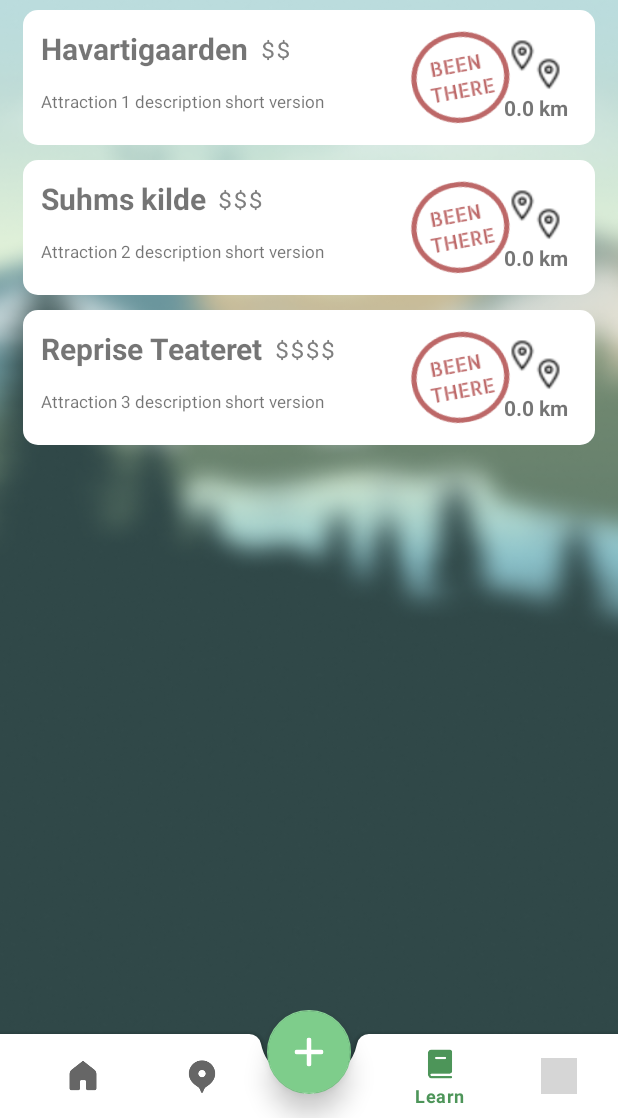
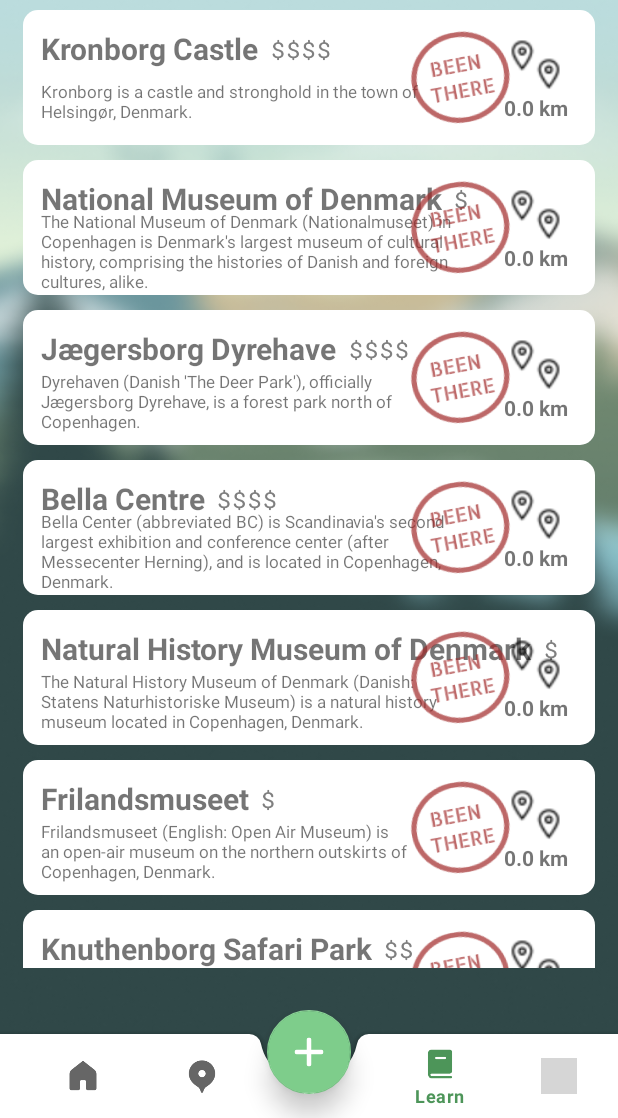
Before and after one commit to kajgaard/AllOurAdventures, an Android app: the LearnFragment screen opened through its navigation route, on a phone screen of 412 x 824 dp, the part 118-1236 px from its top. Run offline under Robolectric (Android 15) with nearby library versions, the phone set to English and light mode, and no system bars; our stand-ins replace Firebase (no records; nobody signed in at launch, a user with empty details on screens opened directly), navigation-ui; grey boxes are pictures that could not be loaded.

Commit message:
Reads attractions from wiki list!!!!

```diff
--- a/app/src/main/java/com/example/allourtrees/Attraction.java
+++ b/app/src/main/java/com/example/allourtrees/Attraction.java
@@ -9,6 +9,7 @@ import com.google.android.gms.location.FusedLocationProviderClient;
 import com.google.android.gms.location.LocationServices;
 
 import java.text.DecimalFormat;
+import java.util.ArrayList;
 
 public class Attraction {
     private static final double EARTH_RADIUS = 6371;
@@ -20,24 +21,12 @@ public class Attraction {
     String attractionDescriptionLong;
 
     int attractionDefaultPicture;
-    String attractionCategory;
+    ArrayList<String> attractionCategory;
 
     int price; //ranged from 0-4??
 
 
-
-
-    public Attraction(double longitude, double lattitude, String attractionName, String attractionDescriptionShort, String attractionDescriptionLong, int attractionDefaultPicture, String attractionCategory) {
-        this.longitude = longitude;
-        this.lattitude = lattitude;
-        this.attractionName = attractionName;
-        this.attractionDescriptionShort = attractionDescriptionShort;
-        this.attractionDescriptionLong = attractionDescriptionLong;
-        this.attractionCategory = attractionCategory;
-        this.attractionDefaultPicture = attractionDefaultPicture;
-    }
-
-    public Attraction(double lattitude, double longitude, String attractionName, String attractionDescriptionShort, String attractionDescriptionLong, int attractionDefaultPicture, String attractionCategory, int price) {
+    public Attraction(double lattitude, double longitude, String attractionName, String attractionDescriptionShort, String attractionDescriptionLong, int attractionDefaultPicture, ArrayList<String> attractionCategory, int price) {
         this.longitude = longitude;
         this.lattitude = lattitude;
         this.attractionName = attractionName;
@@ -73,7 +62,7 @@ public class Attraction {
         return attractionDefaultPicture;
     }
 
-    public String getAttractionCategory() {
+    public ArrayList<String> getAttractionCategory() {
         return attractionCategory;
     }
 
--- a/app/src/main/java/com/example/allourtrees/MainActivity.java
+++ b/app/src/main/java/com/example/allourtrees/MainActivity.java
@@ -31,6 +31,8 @@ import androidx.navigation.ui.NavigationUI;
 
 import com.example.allourtrees.databinding.ActivityMainBinding;
 import com.google.android.material.floatingactionbutton.FloatingActionButton;
+import com.google.firebase.auth.FirebaseAuth;
+import com.google.firebase.firestore.FirebaseFirestore;
 
 import java.io.BufferedReader;
 import java.io.IOException;
@@ -38,7 +40,10 @@ import java.io.InputStream;
 import java.io.InputStreamReader;
 import java.nio.charset.StandardCharsets;
 import java.util.ArrayList;
+import java.util.Arrays;
+import java.util.HashMap;
 import java.util.List;
+import java.util.Map;
 
 public class MainActivity extends AppCompatActivity implements View.OnClickListener, NavController.OnDestinationChangedListener {
 
@@ -52,12 +57,15 @@ public class MainActivity extends AppCompatActivity implements View.OnClickListe
     private final int FINE_PERMISSION_CODE = 1;
     public static Location currentLocation;
     FusedLocationProviderClient fusedLocationProviderClient;
-    boolean fabFlag = false;
+    public boolean fabFlag = false;
 
     BottomNavigationView navView;
 
+    FirebaseAuth fAuth;
+    FirebaseFirestore fStore;
+    String userID;
 
-    NavController navController;
+    public NavController navController;
 
 
     @Override
@@ -125,7 +133,7 @@ public class MainActivity extends AppCompatActivity implements View.OnClickListe
 
     public List<Attraction> attractionList = new ArrayList<>();
     public void getAttractionsFromCsv(){
-        InputStream is = getResources().openRawResource(R.raw.attractions);
+        InputStream is = getResources().openRawResource(R.raw.attractions_wiki);
         BufferedReader reader = new BufferedReader(
                 new InputStreamReader(is, StandardCharsets.UTF_8)
         );
@@ -138,7 +146,11 @@ public class MainActivity extends AppCompatActivity implements View.OnClickListe
                 String[] tokens = line.split(";");
 
                 //Read the data
-                Attraction attraction = new Attraction(Double.valueOf(tokens[0]), Double.valueOf(tokens[1]), tokens[2], tokens[3], tokens[4], Integer.parseInt(tokens[5]), tokens[6], Integer.parseInt(tokens[7]));
+                //for wiki data
+                Attraction attraction = new Attraction(Double.valueOf(tokens[4]), Double.valueOf(tokens[5]), tokens[0].replace("_", " "), tokens[1], tokens[2].replaceAll("\\n", ""), Integer.parseInt(tokens[7]), fromStringToArray(tokens[3]), Integer.parseInt(tokens[6]));
+
+                //for demo data
+                //Attraction attraction = new Attraction(Double.valueOf(tokens[0]), Double.valueOf(tokens[1]), tokens[2], tokens[3], tokens[4], Integer.parseInt(tokens[5]), fromStringToArray(tokens[6]), Integer.parseInt(tokens[7]));
                 attractionList.add(attraction);
 
                 Log.w("MARIA", "Just created: " + attraction);
@@ -148,6 +160,23 @@ public class MainActivity extends AppCompatActivity implements View.OnClickListe
         }
 
     }
+
+    public ArrayList<String> fromStringToArray(String starterString){
+
+            // Step 1: Remove square brackets and single quotes
+            String cleanedString = starterString.replaceAll("[\\[\\]']", "");
+
+            // Step 2: Split the string into an array using commas as a delimiter
+            String[] elements = cleanedString.split(",\\s*");
+
+            // Step 3: Create an ArrayList and add elements from the array
+            ArrayList<String> arrayList = new ArrayList<>(Arrays.asList(elements));
+
+            // Print the ArrayList
+            System.out.println(arrayList);
+            return arrayList;
+        }
+
 
     public List<Attraction> getAttractionList(){
         return attractionList;
@@ -162,15 +191,17 @@ public class MainActivity extends AppCompatActivity implements View.OnClickListe
 
         if(fabFlag){
             if(view == newEntryBtn){
-                navController.popBackStack();
-                navController.navigate(R.id.navigation_home);
+                Log.e("BUTTON", "I am main, and should close"); //Is never used because fragment overrides clicklistener when the frag is open
+                //navController.popBackStack();
+                //navController.navigate(R.id.navigation_home);
 
             }
         }else{ //New entry should be opened
             if(view == newEntryBtn){
                 navController.popBackStack();
+                Log.e("BUTTON", "I am main, and should open");
+
                 navController.navigate(R.id.navigation_new_entry);
-                Toast.makeText(this, "Button pressed", Toast.LENGTH_SHORT).show();
 
                 uncheckAllItems(this.navView);
             }
@@ -192,12 +223,13 @@ public class MainActivity extends AppCompatActivity implements View.OnClickListe
         if(navDestination.getId() == R.id.navigation_new_entry){
             newEntryBtn.setImageResource(R.drawable.done_icon);
             fabFlag = true;
-            Log.w("NAVIGATION", "Destination is FAB and flag is: " + fabFlag);
+            Log.w("BUTTON", "Destination is FAB and flag is: " + fabFlag);
 
         }else{
             newEntryBtn.setImageResource(R.drawable.add_icon);
             fabFlag = false;
-            Log.w("NAVIGATION", "Destination is NOT FAB and flag is: " + fabFlag);
+            newEntryBtn.setOnClickListener(this);
+            Log.w("BUTTON", "Destination is NOT FAB and flag is: " + fabFlag);
 
         }
     }
--- a/app/src/main/res/raw/attractions.csv
+++ b/app/src/main/res/raw/attractions.csv
@@ -1,3 +1,3 @@
-55.819578;12.496888;Havartigaarden;Attraction 1 description short version;Attraction 1 description long version;0;all-zoo-museum;2
-55.815688;12.487178;Suhms kilde;Attraction 2 description short version;Attraction 3 description long version;0;all-zoo;3
-55.812728;12.477259;Reprise Teateret;Attraction 3 description short version;Attraction 3 description long version;0;all-museum;4
+55.819578;12.496888;Havartigaarden;Attraction 1 description short version;Attraction 1 description long version;0;['All', 'Zoo', 'Museum'];2
+55.815688;12.487178;Suhms kilde;Attraction 2 description short version;Attraction 3 description long version;0;['All', 'Museum'];3
+55.812728;12.477259;Reprise Teateret;Attraction 3 description short version;Attraction 3 description long version;0;['All', 'Zoo'];4
```
Also changed, not shown: app/src/main/java/com/example/allourtrees/Adventure.java (+12 -12 lines), app/src/main/java/com/example/allourtrees/ui/new_entry/NewEntryFragment.java (+77 -14 lines), app/src/main/res/raw/attractions_wiki.csv (added, +35 -0 lines).
